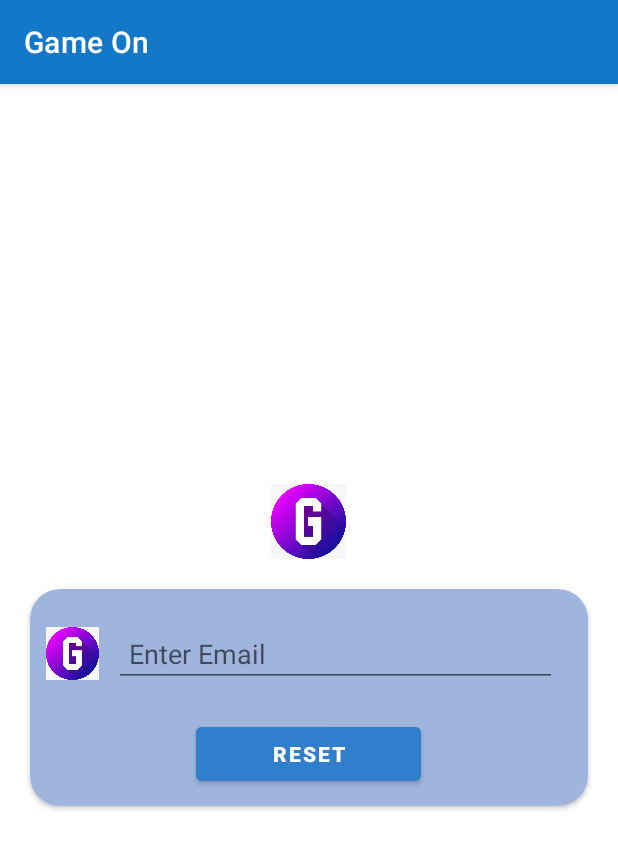
After one commit to anoopbenny2022/GamesOn, an Android app: the ForgotPassword screen opened directly, with no data from a screen before it, on a phone screen of 412 x 824 dp. The commit adds this screen. Shown: the top 849 px of the screen. Run offline under Robolectric (Android 15) with nearby library versions, the phone set to English and light mode, and no system bars; our stand-ins replace Firebase (no records; nobody signed in at launch, a user with empty details on screens opened directly); Roboto replaces fonts that are not available here.

Commit message:
Forgot Password

```diff
--- a/app/src/main/AndroidManifest.xml
+++ b/app/src/main/AndroidManifest.xml
@@ -2,7 +2,7 @@
 <manifest xmlns:android="http://schemas.android.com/apk/res/android"
     xmlns:tools="http://schemas.android.com/tools"
     package="com.example.gameon">
-    <!--Permissions for internet-->
+    <!-- Permissions for internet -->
     <uses-permission android:name="android.permission.INTERNET" />
     <uses-permission android:name="android.permission.ACCESS_NETWORK_STATE" />
 
@@ -16,6 +16,9 @@
         android:supportsRtl="true"
         android:theme="@style/Theme.GameOn"
         tools:targetApi="31">
+        <activity
+            android:name=".ForgotPassword"
+            android:exported="false" />
         <activity
             android:name=".BookingScreen"
             android:exported="false" />
@@ -40,7 +43,6 @@
         <activity
             android:name=".MainActivity"
             android:exported="true">
-
             <intent-filter>
                 <action android:name="android.intent.action.MAIN" />
 
@@ -51,7 +53,6 @@
         <meta-data
             android:name="preloaded_fonts"
             android:resource="@array/preloaded_fonts" />
+    </application>
 
-
-    </application>
 </manifest>
--- /dev/null
+++ b/app/src/main/java/com/example/gameon/ForgotPassword.java
@@ -0,0 +1,61 @@
+package com.example.gameon;
+
+import androidx.annotation.NonNull;
+import androidx.appcompat.app.AppCompatActivity;
+
+import android.content.Intent;
+import android.os.Bundle;
+import android.util.Log;
+import android.util.Patterns;
+import android.widget.Button;
+import android.widget.EditText;
+import android.widget.Toast;
+
+import com.google.android.gms.tasks.OnCompleteListener;
+import com.google.android.gms.tasks.Task;
+import com.google.firebase.auth.FirebaseAuth;
+
+public class ForgotPassword extends AppCompatActivity {
+
+    private Button reset;
+    FirebaseAuth auth = FirebaseAuth.getInstance();
+    private EditText emailAddress ;
+
+    @Override
+    protected void onCreate(Bundle savedInstanceState) {
+        super.onCreate(savedInstanceState);
+        setContentView(R.layout.activity_forgot_password);
+
+        reset = findViewById(R.id.btnReset);
+
+        emailAddress = findViewById(R.id.pwdReset);
+
+
+
+
+        reset.setOnClickListener(v -> {
+            String email = emailAddress.getText().toString().trim();
+            auth.sendPasswordResetEmail(email)
+                    .addOnCompleteListener(new OnCompleteListener<Void>() {
+                        @Override
+                        public void onComplete(@NonNull Task<Void> task) {
+                            if (task.isSuccessful()) {
+                                Log.d("TAG", "Email sent.");
+                                Toast.makeText(ForgotPassword.this,
+                                        "Email Sent Successfully, Please Reset and Login",
+                                        Toast.LENGTH_SHORT).show();
+                                Intent i = new Intent(ForgotPassword.this,LoginScreen.class);
+                                startActivity(i);
+                            }
+                            else{
+                                Log.d("TAG", "Email not sent.");
+                                Toast.makeText(ForgotPassword.this,
+                                        "Email was not sent, Please Check your Email ID",
+                                        Toast.LENGTH_SHORT).show();
+                            }
+                        }
+                    });
+        });
+
+    }
+}
--- a/app/src/main/java/com/example/gameon/LoginScreen.java
+++ b/app/src/main/java/com/example/gameon/LoginScreen.java
@@ -1,4 +1,6 @@
 package com.example.gameon;
+
+import androidx.appcompat.app.AppCompatActivity;
 
 import android.content.Intent;
 import android.os.Bundle;
@@ -9,13 +11,12 @@ import android.widget.EditText;
 import android.widget.TextView;
 import android.widget.Toast;
 
-import androidx.appcompat.app.AppCompatActivity;
-
 import com.google.firebase.auth.FirebaseAuth;
 
 public class LoginScreen extends AppCompatActivity {
     private Button login;
     private TextView signup;
+    private TextView frgtpass;
 
     private EditText email_id, pass_word;
     FirebaseAuth mAuth;
@@ -39,6 +40,16 @@ public class LoginScreen extends AppCompatActivity {
             @Override
             public void onClick(View view) {
                 Intent i = new Intent(LoginScreen.this,SignUpPage.class);
+                startActivity(i);
+            }
+        });
+
+
+        frgtpass = findViewById(R.id.textView9);
+        frgtpass.setOnClickListener(new View.OnClickListener() {
+            @Override
+            public void onClick(View view) {
+                Intent i = new Intent(LoginScreen.this,ForgotPassword.class);
                 startActivity(i);
             }
         });
@@ -84,7 +95,7 @@ public class LoginScreen extends AppCompatActivity {
                 else
                 {
                     Toast.makeText(LoginScreen.this,
-                            "Please check your login credentials",
+                            "Please Check Your login Credentials",
                             Toast.LENGTH_SHORT).show();
                 }
 
--- /dev/null
+++ b/app/src/main/res/layout/activity_forgot_password.xml
@@ -0,0 +1,94 @@
+<?xml version="1.0" encoding="utf-8"?>
+<androidx.constraintlayout.widget.ConstraintLayout xmlns:android="http://schemas.android.com/apk/res/android"
+    xmlns:app="http://schemas.android.com/apk/res-auto"
+    xmlns:tools="http://schemas.android.com/tools"
+
+    android:layout_width="match_parent"
+    android:layout_height="match_parent"
+    android:background="#FFFFFF"
+    android:backgroundTint="#FFFFFF"
+    tools:context=".ForgotPassword">
+
+
+    <ScrollView android:layout_height="match_parent" android:layout_width="match_parent"
+        android:background="#FFFFFF">
+        <LinearLayout
+            android:layout_width="match_parent"
+            android:layout_height="match_parent"
+            android:focusableInTouchMode="true"
+            android:orientation="vertical"
+            android:layout_gravity="center"
+            android:gravity="center"
+            tools:context=".LoginActivity">
+            <ImageView
+                android:layout_width="50dp"
+                android:layout_height="50dp"
+                android:id="@+id/icon"
+                android:src="@drawable/game_logo"
+                android:layout_gravity="center"
+                />
+
+            <androidx.cardview.widget.CardView
+                android:layout_width="match_parent"
+                android:layout_height="wrap_content"
+                android:layout_margin="20dp"
+                app:cardBackgroundColor="#9FB5DD"
+                app:cardCornerRadius="20dp">
+
+                <LinearLayout
+                    android:layout_width="match_parent"
+                    android:layout_height="match_parent"
+                    android:layout_margin="5dp"
+                    android:orientation="vertical">
+
+                    <LinearLayout
+                        android:layout_width="match_parent"
+                        android:layout_height="wrap_content"
+                        android:layout_margin="5dp">
+
+                        <ImageView
+                            android:layout_width="35dp"
+                            android:layout_height="35dp"
+                            android:layout_gravity="center"
+                            android:src="@drawable/game_logo" />
+
+                        <EditText
+                            android:id="@+id/pwdReset"
+                            android:layout_width="match_parent"
+                            android:layout_height="wrap_content"
+                            android:layout_gravity="center"
+                            android:layout_margin="10dp"
+                            android:hint="Enter Email"
+                            android:imeOptions="actionNext"
+                            android:inputType="textEmailAddress"
+                            android:paddingLeft="10dp"
+                            android:paddingTop="10dp"
+                            android:paddingBottom="10dp"
+                            android:singleLine="true" />
+                    </LinearLayout>
+
+                    <LinearLayout
+                        android:layout_width="match_parent"
+                        android:layout_height="wrap_content"
+                        android:gravity="center"
+                        android:orientation="horizontal">
+
+                        <Button
+                            android:id="@+id/btnReset"
+                            android:layout_width="150dp"
+                            android:layout_height="wrap_content"
+                            android:layout_gravity="center"
+                            android:layout_margin="5dp"
+                            android:backgroundTint="#317ECC"
+                            android:gravity="center"
+                            android:padding="5dp"
+                            android:text="RESET"
+                            android:textStyle="bold" />
+                    </LinearLayout>
+
+                </LinearLayout>
+            </androidx.cardview.widget.CardView>
+
+        </LinearLayout>
+    </ScrollView>
+</androidx.constraintlayout.widget.ConstraintLayout>
```
